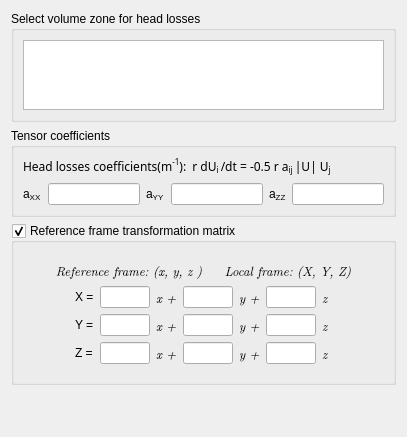
Before: the Qt Designer form gui/Pages/HeadLossesForm.ui in code-saturne/code_saturne, drawn with Qt 5.
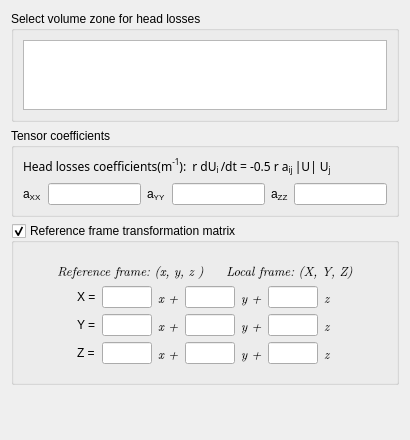
After: the same form once the commit is applied.

```diff
--- a/gui/Pages/HeadLossesForm.ui
+++ b/gui/Pages/HeadLossesForm.ui
@@ -6,8 +6,8 @@
    <rect>
     <x>0</x>
     <y>0</y>
-    <width>407</width>
-    <height>437</height>
+    <width>410</width>
+    <height>440</height>
    </rect>
   </property>
   <property name="windowTitle">
```
Left out of the diff: 105 changed lines with no effect on the pictures.
